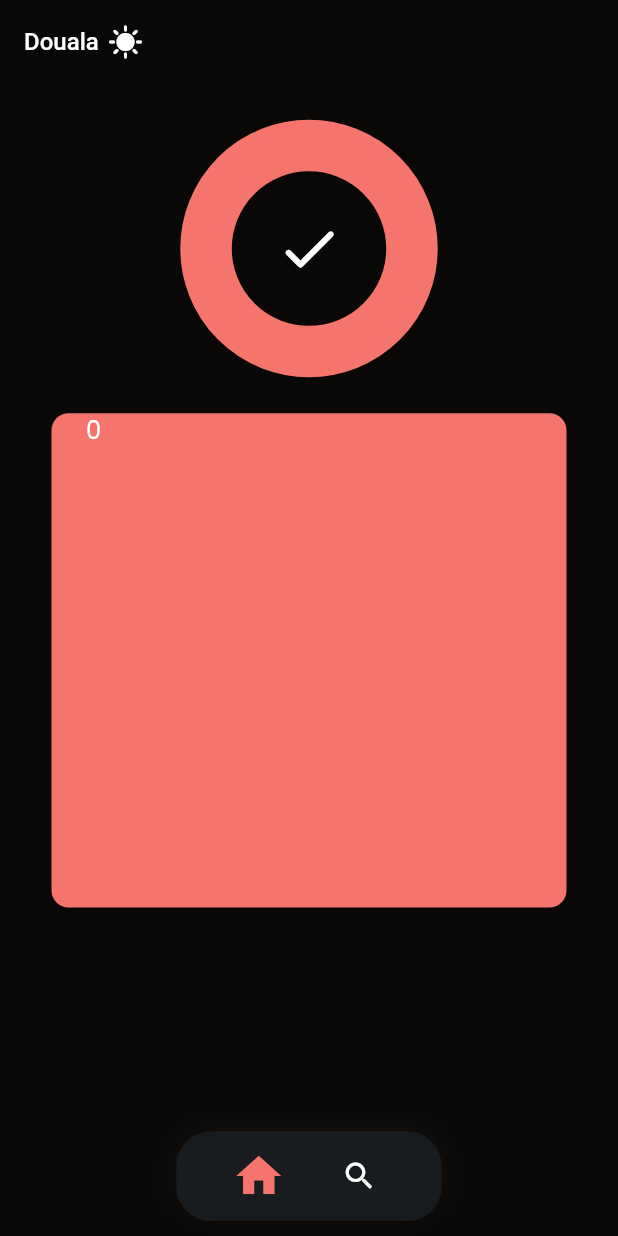
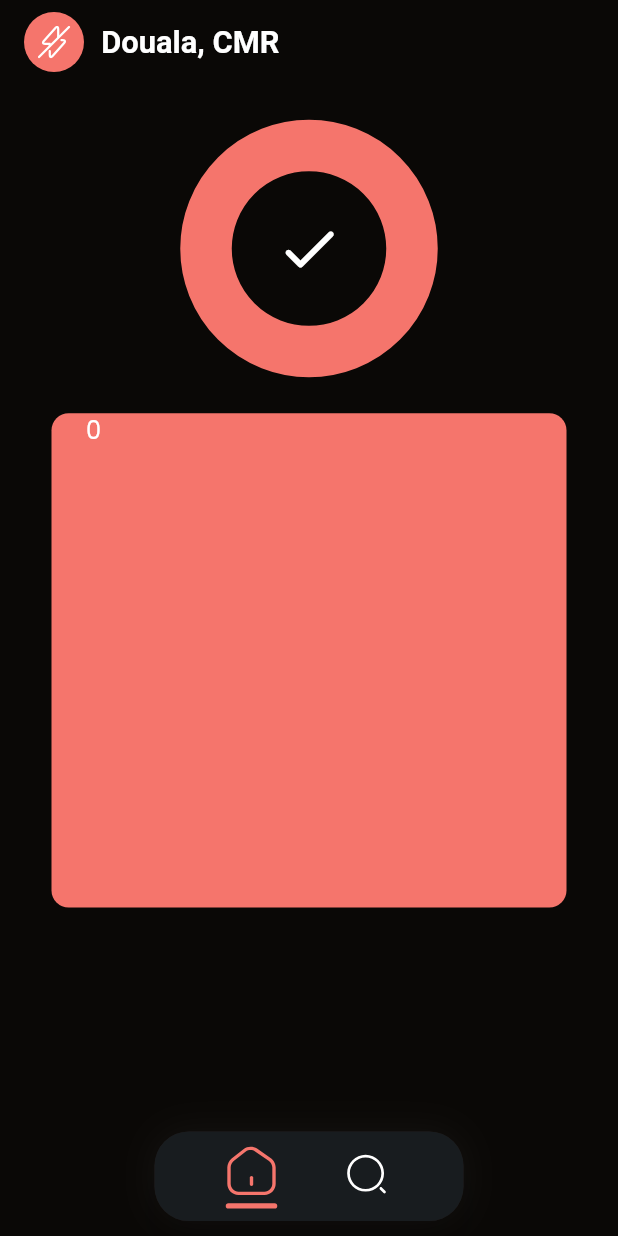
Before and after one commit to yunweneric/alert-eneo, a Flutter app: the HomeScreen screen opened by its route, on a phone screen of 412 x 824 dp. Run offline on Flutter 3.47's test engine with Material 2 defaults, Android fonts, the phone set to English and light mode, and no system bars; our stand-ins replace easy_localization, flutter_screenutil, flutter_svg, go_router, google_fonts.

Commit message:
Added the search screen and the homescreen template

```diff
--- a/lib/app/home/home_screen.dart
+++ b/lib/app/home/home_screen.dart
@@ -1,7 +1,10 @@
+import 'package:eneo_fails/shared/utils/colors.dart';
+import 'package:eneo_fails/shared/utils/icon_asset.dart';
 import 'package:eneo_fails/shared/utils/sizing.dart';
 import 'package:flutter/cupertino.dart';
 import 'package:flutter/material.dart';
 import 'package:flutter_screenutil/flutter_screenutil.dart';
+import 'package:flutter_svg/svg.dart';
 
 class HomeScreen extends StatefulWidget {
   const HomeScreen({super.key});
@@ -16,7 +19,22 @@ class _HomeScreenState extends State<HomeScreen> {
   Widget build(BuildContext context) {
     return Scaffold(
       appBar: AppBar(
-        title: Row(children: [Text("Douala"), kwSpacer(5.w), Icon(Icons.sunny)]),
+        title: Row(children: [
+          CircleAvatar(
+            backgroundColor: activeIndex == 0 ? Theme.of(context).primaryColor : EneoFailsColor.kSuccess,
+            child: activeIndex == 0
+                ? SvgPicture.asset(
+                    IconAssets.flash_off,
+                    color: Theme.of(context).primaryColorDark,
+                  )
+                : SvgPicture.asset(
+                    IconAssets.flash,
+                    color: Theme.of(context).primaryColorDark,
+                  ),
+          ),
+          kwSpacer(10.w),
+          Text("Douala, CMR", style: TextStyle(fontSize: 18.sp, fontWeight: FontWeight.w700)),
+        ]),
       ),
       body: Stack(
         children: [
@@ -29,8 +47,8 @@ class _HomeScreenState extends State<HomeScreen> {
           ),
           Positioned(
             bottom: 10,
-            left: kwidth(context) / 3.5,
-            right: kwidth(context) / 3.5,
+            left: kwidth(context) / 4,
+            right: kwidth(context) / 4,
             child: Material(
               elevation: 10,
               shape: RoundedRectangleBorder(borderRadius: radiusL()),
@@ -51,17 +69,53 @@ class _HomeScreenState extends State<HomeScreen> {
                     GestureDetector(
                       onTap: () => setState(() => activeIndex = 0),
                       child: AnimatedScale(
-                        scale: activeIndex == 0 ? 1.5 : 1.0,
+                        scale: activeIndex == 0 ? 1.5 : 1.2,
                         duration: Duration(milliseconds: 200),
-                        child: Icon(Icons.home, color: activeIndex == 0 ? Theme.of(context).primaryColor : Theme.of(context).primaryColorDark),
+                        child: Column(
+                          mainAxisAlignment: MainAxisAlignment.center,
+                          children: [
+                            SvgPicture.asset(
+                              IconAssets.home,
+                              color: activeIndex == 0 ? Theme.of(context).primaryColor : Theme.of(context).primaryColorDark,
+                            ),
+                            khSpacer(2.h),
+                            if (activeIndex == 0)
+                              Container(
+                                width: 20.w,
+                                height: 2.h,
+                                decoration: BoxDecoration(
+                                  borderRadius: radiusM(),
+                                  color: activeIndex == 0 ? Theme.of(context).primaryColor : Theme.of(context).primaryColorDark,
+                                ),
+                              )
+                          ],
+                        ),
                       ),
                     ),
                     GestureDetector(
                       onTap: () => setState(() => activeIndex = 1),
                       child: AnimatedScale(
-                        scale: activeIndex == 1 ? 1.5 : 1.0,
+                        scale: activeIndex == 1 ? 1.5 : 1.2,
                         duration: Duration(milliseconds: 200),
-                        child: Icon(Icons.search, color: activeIndex == 1 ? Theme.of(context).primaryColor : Theme.of(context).primaryColorDark),
+                        child: Column(
+                          mainAxisAlignment: MainAxisAlignment.center,
+                          children: [
+                            SvgPicture.asset(
+                              IconAssets.search,
+                              color: activeIndex == 1 ? Theme.of(context).primaryColor : Theme.of(context).primaryColorDark,
+                            ),
+                            khSpacer(2.h),
+                            if (activeIndex == 1)
+                              Container(
+                                width: 20.w,
+                                height: 2.h,
+                                decoration: BoxDecoration(
+                                  color: activeIndex == 1 ? Theme.of(context).primaryColor : Theme.of(context).primaryColorDark,
+                                  borderRadius: radiusM(),
+                                ),
+                              )
+                          ],
+                        ),
                       ),
                     ),
                   ],
@@ -87,7 +141,7 @@ class _HomeScreenState extends State<HomeScreen> {
                 return ListTile(
                   minLeadingWidth: 10.w,
                   title: Text("Search Item", style: Theme.of(context).textTheme.bodyMedium),
-                  leading: Icon(Icons.wb_sunny),
+                  leading: SvgPicture.asset(IconAssets.location_pin),
                 );
               },
             ),
--- a/lib/shared/utils/colors.dart
+++ b/lib/shared/utils/colors.dart
@@ -2,7 +2,7 @@ import 'package:flutter/material.dart';
 
 class EneoFailsColor {
   static const Color primaryColor = Color.fromARGB(255, 245, 117, 108);
-  static const Color kSuccess = Color(0XFFA3DEB7);
+  static const Color kSuccess = Color.fromARGB(255, 56, 231, 114);
   static const Color kDanger = Color(0xFFFFBFBF);
   static const Color kDangerLight = Color.fromARGB(255, 245, 117, 108);
   static const Color kWhite = Color(0xFFFFFFFF);
--- /dev/null
+++ b/lib/shared/utils/icon_asset.dart
@@ -0,0 +1,9 @@
+class IconAssets {
+  static const flash = 'assets/icons/flash.svg';
+  static const flash_off = 'assets/icons/flash_off.svg';
+  static const globe_search = 'assets/icons/globe_search.svg';
+  static const home = 'assets/icons/home.svg';
+  static const location_pin = 'assets/icons/location_pin.svg';
+  static const search = 'assets/icons/search.svg';
+  static const plug = 'assets/icons/plug.svg';
+}
--- a/pubspec.yaml
+++ b/pubspec.yaml
@@ -30,12 +30,12 @@ environment:
 dependencies:
   cupertino_icons: ^1.0.2
   easy_localization: ^3.0.3
-  google_fonts: ^4.0.3
-
   flutter:
     sdk: flutter
   flutter_screenutil: ^5.7.0
+  flutter_svg: ^2.0.3
   go_router: ^12.1.1
+  google_fonts: ^4.0.3
 
 dev_dependencies:
   flutter_lints: ^2.0.0
@@ -59,7 +59,6 @@ flutter:
     - assets/translations/
     - .env
     - .env.dev
-
   # An image asset can refer to one or more resolution-specific "variants", see
   # https://flutter.dev/assets-and-images/#resolution-aware
   # For details regarding adding assets from package dependencies, see
```
Also changed, not shown: assets/icons/flash.svg (added), assets/icons/flash_off.svg (added), assets/icons/globe_search.svg (added), assets/icons/home.svg (added), assets/icons/location_pin.svg (added), assets/icons/plug.svg (added), assets/icons/search.svg (added), pubspec.lock.
